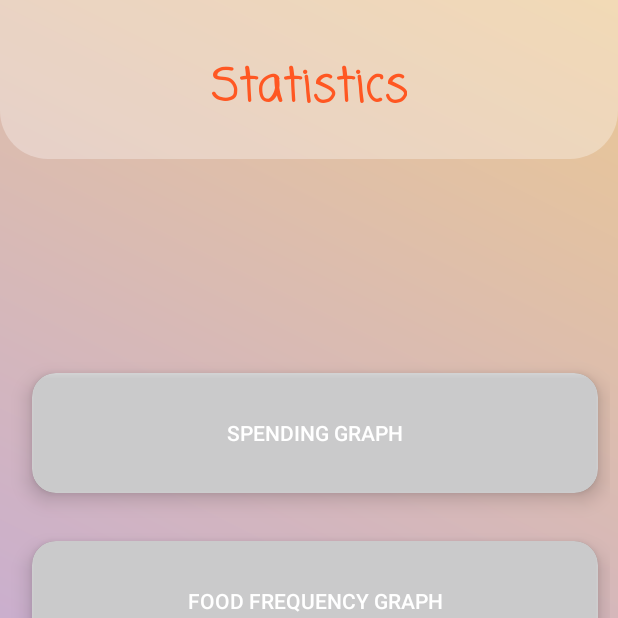
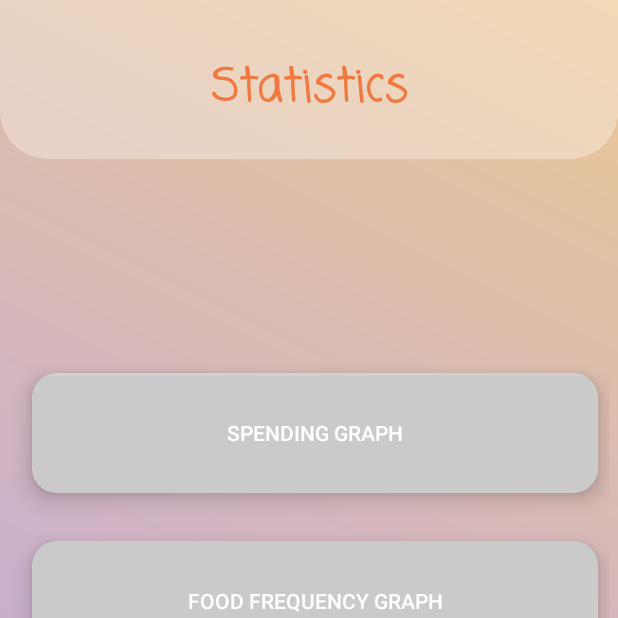
Before and after one commit to Fathi-Moh/SnapnTrack, an Android app: the StatisticsActivity screen opened directly, with no data from a screen before it, on a phone screen of 412 x 824 dp, the top half of it. Run offline under Robolectric (Android 15) with nearby library versions, the phone set to English and light mode, and no system bars.

Commit message:
change color code of heading

```diff
--- a/app/src/main/res/layout/activity_statistics.xml
+++ b/app/src/main/res/layout/activity_statistics.xml
@@ -28,7 +28,7 @@
         android:fontFamily="casual"
         android:paddingBottom="8dp"
         android:text="Statistics"
-        android:textColor="#FF5722"
+        android:textColor="@color/seconcolor"
         android:textSize="30sp"
         android:layout_marginTop="20dp"
         android:textStyle="bold"
```
